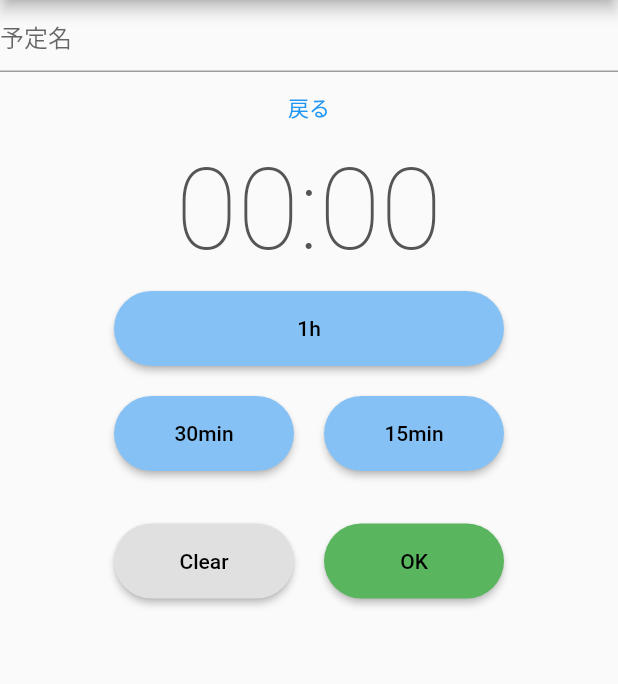
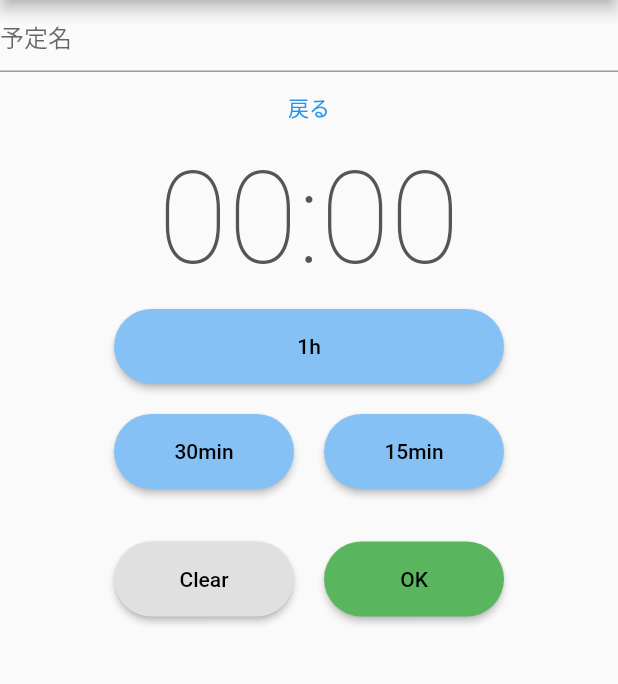
Before and after one commit to sakiso/daily_sugoroku_client, a Flutter app: the SugorokuEditPage screen opened by its route, on a phone screen of 412 x 824 dp, the part 84-768 px from its top. Run offline on Flutter 3.47's test engine with Material 2 defaults, Android fonts, the light colour scheme and no system bars; our stand-ins replace flutter_riverpod, flutter_secure_storage; accounts and stored records are empty.

Commit message:
サイズ調整

```diff
--- a/lib/pages/sugoroku_edit/components/time_picker.dart
+++ b/lib/pages/sugoroku_edit/components/time_picker.dart
@@ -21,7 +21,7 @@ class TimePicker extends ConsumerWidget {
             _formattedRequiredTime(_requiredTime),
             style: TextStyle(
                 fontWeight: FontWeight.w200,
-                fontSize: 75,
+                fontSize: 85,
                 color: Constants.darkGray),
           ),
           const SizedBox(
```
